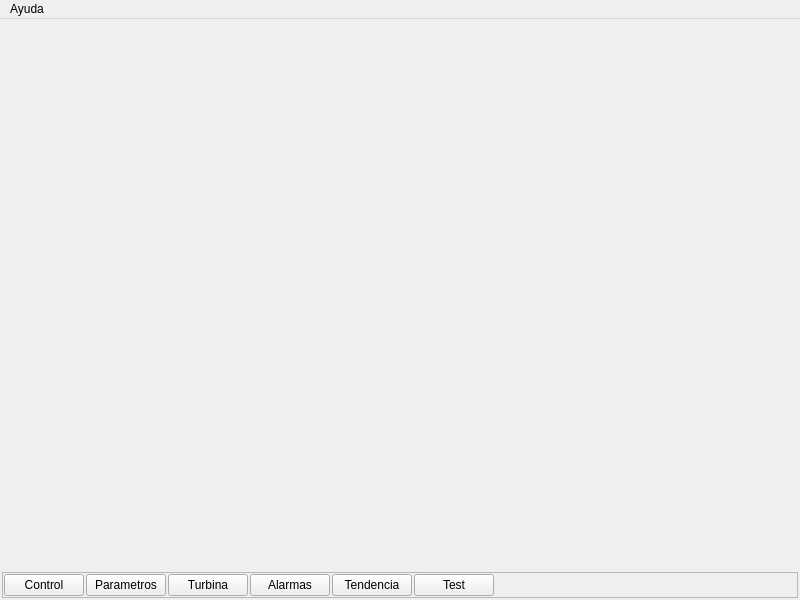
First picture: the form in HMI/src/MainWindow.ui, repository DaniAlfa/Turbine_Governor, before the edit.
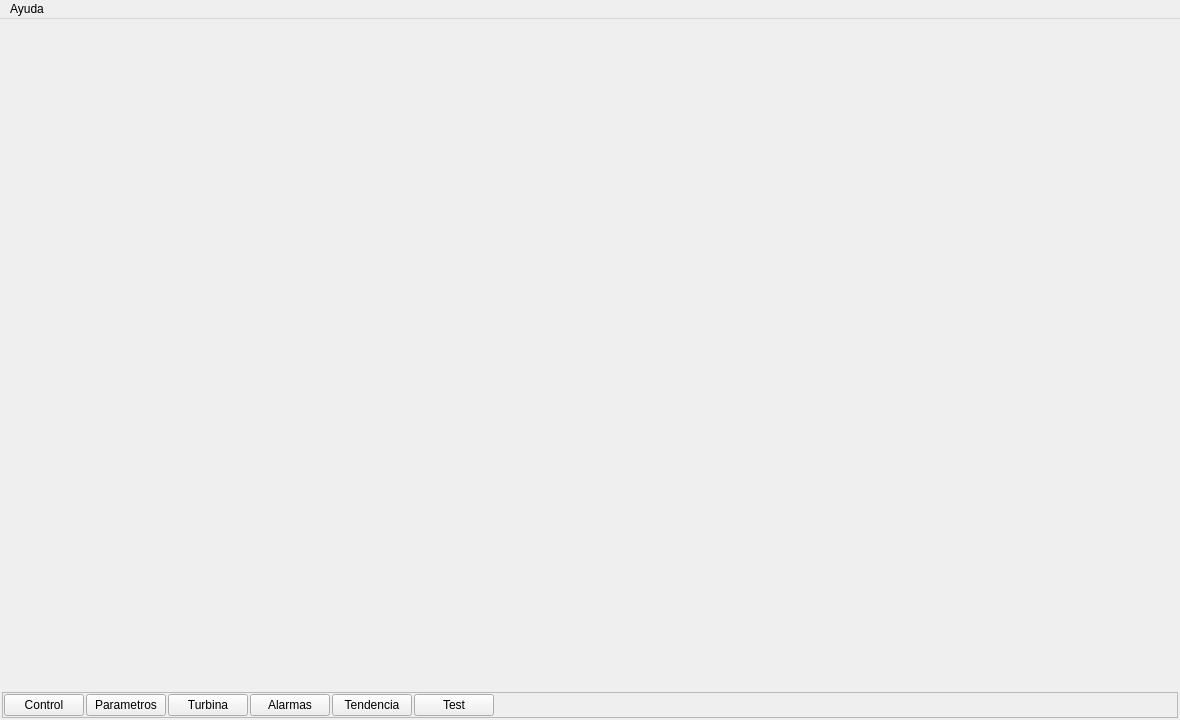
Second picture: the form after the edit.

The edit to the form file:
```diff
--- a/HMI/src/MainWindow.ui
+++ b/HMI/src/MainWindow.ui
@@ -6,8 +6,8 @@
    <rect>
     <x>0</x>
     <y>0</y>
-    <width>800</width>
-    <height>600</height>
+    <width>1180</width>
+    <height>720</height>
    </rect>
   </property>
   <property name="windowTitle">
@@ -149,7 +149,7 @@
     <rect>
      <x>0</x>
      <y>0</y>
-     <width>800</width>
+     <width>1180</width>
      <height>32</height>
     </rect>
    </property>
```
